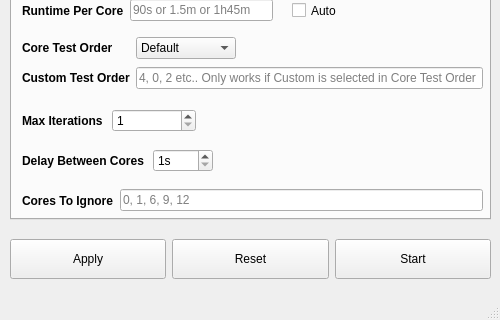
Above: mainwindow.ui from LucidLuxxx/CoreCycler-Py before the change; both pictures show x 0 to 500 and y 380 to 700 of the 500 by 700 pixel window. Below: the same form after it.
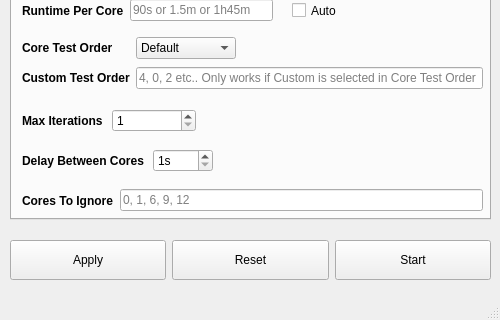
That is the form after the change. Icons and pictures are not drawn.

```diff
--- a/mainwindow.ui
+++ b/mainwindow.ui
@@ -2150,7 +2150,7 @@
       <x>10</x>
       <y>600</y>
       <width>481</width>
-      <height>41</height>
+      <height>42</height>
      </rect>
     </property>
     <layout class="QHBoxLayout" name="horizontalLayout_9">
```
Left out of the diff: 2 changed lines with no effect on the pictures.
